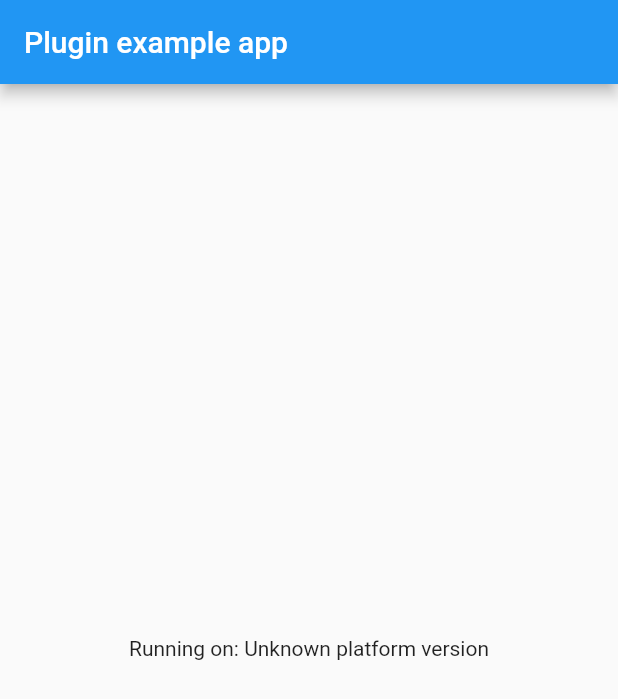
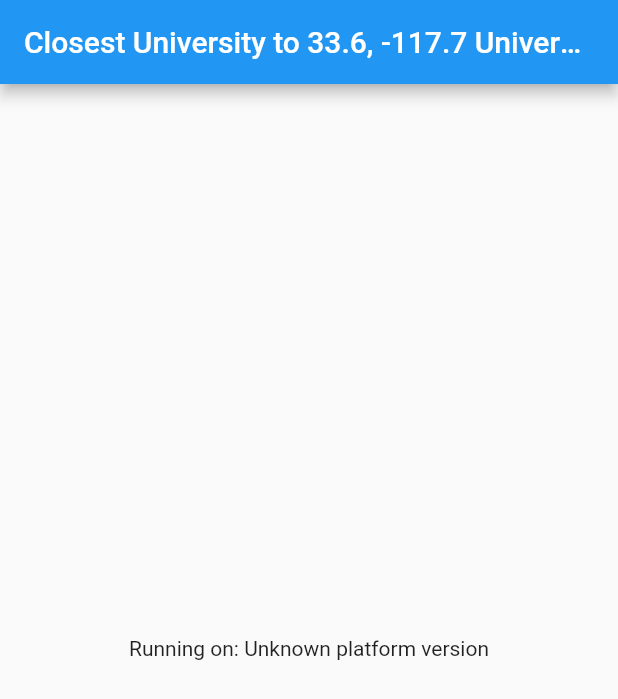
Before and after one commit to Adimarogonas/university_locations, a Flutter app: the screen it shows after launch, on a phone screen of 412 x 824 dp. Shown: the top 699 px of the screen. Run offline on Flutter 3.47's test engine with Material 2 defaults, Android fonts, the phone set to English and light mode, and no system bars; our stand-ins replace plugin_platform_interface.

Commit message:
updated example and license

```diff
--- a/example/lib/main.dart
+++ b/example/lib/main.dart
@@ -52,7 +52,7 @@ class _MyAppState extends State<MyApp> {
     return MaterialApp(
       home: Scaffold(
         appBar: AppBar(
-          title: const Text('Plugin example app'),
+          title: Text('Closest University to 33.6, -117.7 ${UniversityLocations().findNearestUniversity(33.6405, -117.8443)}'),
         ),
         body: Center(
           child: Text('Running on: $_platformVersion\n'),
--- a/pubspec.yaml
+++ b/pubspec.yaml
@@ -1,8 +1,8 @@
 name: university_locations
-description: A new Flutter plugin project.
-version: 0.0.1
+description: A Flutter project that contains a list of 900 universities in the united states and their coordinates
+version: 0.0.2
 homepage: https://hobbimates.com
-
+repository: https://github.com/Adimarogonas/university_locations
 environment:
   sdk: ">=2.17.1 <3.0.0"
   flutter: ">=2.5.0"
```
Also changed, not shown: example/pubspec.lock, 1 other file.
